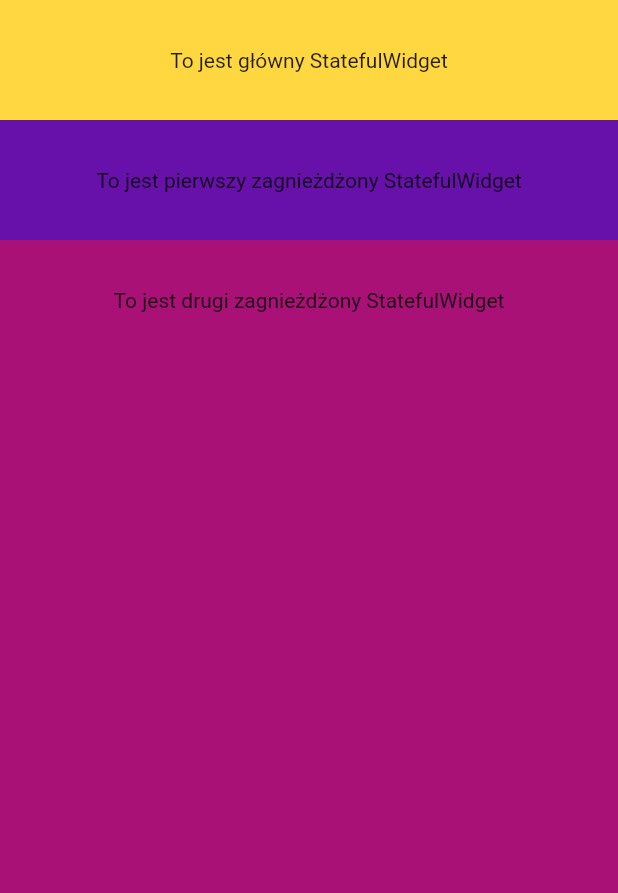
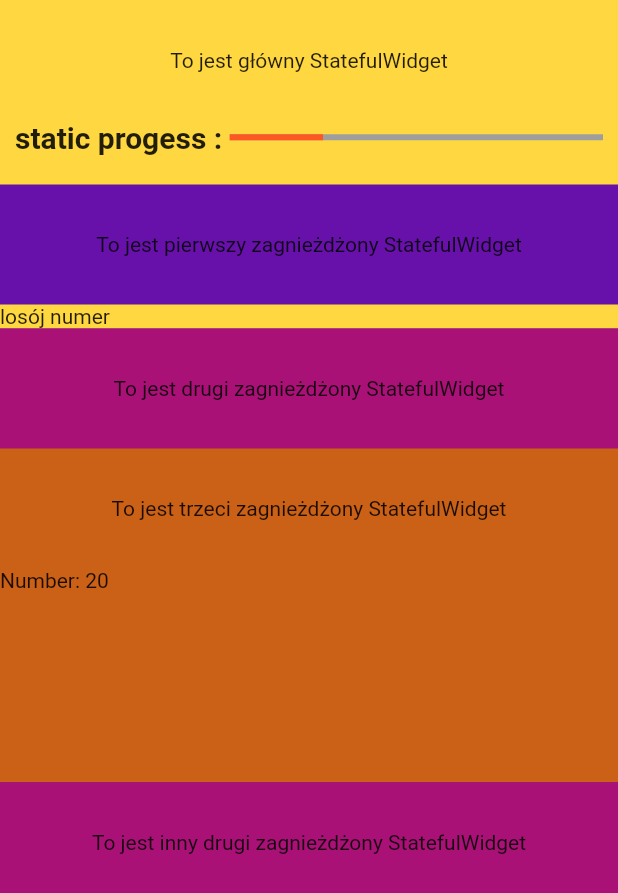
Before and after one commit to Falynsky/unclean_app, a Flutter app: the SatefulWidgetPage screen opened directly, on a phone screen of 412 x 824 dp. Shown: the top 893 px of the screen. Run offline on Flutter 3.47's test engine with Material 2 defaults, Android fonts, the phone set to English and light mode, and no system bars; our stand-ins replace chopper, equatable, flutter_bloc, flutter_svg, get_it, google_fonts and 1 more; accounts and stored records are empty; generated files the repository leaves out were written again.

Commit message:
rozbudowa statefulWidget

```diff
--- /dev/null
+++ b/lib/pages/stateful_widget_page/another_second_stateful_widget.dart
@@ -0,0 +1,29 @@
+import 'package:flutter/material.dart';
+import 'package:unclean_app/pages/stateful_widget_page/third_stateful_widget.dart';
+
+class AnotherSecondStatefulWidget extends StatefulWidget {
+
+
+  const AnotherSecondStatefulWidget();
+
+  @override
+  State<AnotherSecondStatefulWidget> createState() => _AnotherSecondStatefulWidgetState();
+}
+
+class _AnotherSecondStatefulWidgetState extends State<AnotherSecondStatefulWidget> {
+  @override
+  Widget build(BuildContext context) {
+    return Expanded(
+      child: ColoredBox(
+        color: const Color(0xFFAA1177),
+        child: Column(
+          mainAxisSize: MainAxisSize.max,
+          crossAxisAlignment: CrossAxisAlignment.stretch,
+          children: [
+            Container(height: 80, child: Center(child: Text('To jest inny drugi zagnieżdżony StatefulWidget'))),
+          ],
+        ),
+      ),
+    );
+  }
+}
--- a/lib/pages/stateful_widget_page/first_stateful_widget.dart
+++ b/lib/pages/stateful_widget_page/first_stateful_widget.dart
@@ -1,4 +1,7 @@
+import 'dart:math';
+
 import 'package:flutter/material.dart';
+import 'package:unclean_app/pages/stateful_widget_page/another_second_stateful_widget.dart';
 import 'package:unclean_app/pages/stateful_widget_page/second_stateful_widget.dart';
 
 class FirstStatefulWidget extends StatefulWidget {
@@ -7,6 +10,13 @@ class FirstStatefulWidget extends StatefulWidget {
 }
 
 class _FirstStatefulWidgetState extends State<FirstStatefulWidget> {
+  late int number;
+  @override
+  void initState() {
+    super.initState();
+    number = Random().nextInt(100);
+  }
+
   @override
   Widget build(BuildContext context) {
     return Expanded(
@@ -17,10 +27,23 @@ class _FirstStatefulWidgetState extends State<FirstStatefulWidget> {
           mainAxisSize: MainAxisSize.max,
           children: [
             Container(height: 80, child: Center(child: Text('To jest pierwszy zagnieżdżony StatefulWidget'))),
-            SecondStatefulWidget()
+            InkWell(
+                onTap: _incrementCounter,
+                child: Container(
+                  color: Colors.amberAccent,
+                  child: Text('losój numer'),
+                )),
+            SecondStatefulWidget(number: number),
+            AnotherSecondStatefulWidget()
           ],
         ),
       ),
     );
   }
+
+    void _incrementCounter() {
+    setState(() {
+      number = Random().nextInt(100);
+    });
+  }
 }
--- a/lib/pages/stateful_widget_page/second_stateful_widget.dart
+++ b/lib/pages/stateful_widget_page/second_stateful_widget.dart
@@ -1,11 +1,24 @@
 import 'package:flutter/material.dart';
+import 'package:unclean_app/pages/stateful_widget_page/third_stateful_widget.dart';
 
 class SecondStatefulWidget extends StatefulWidget {
+  final int number;
+
+  const SecondStatefulWidget({required this.number});
+
   @override
   _SecondStatefulWidgetState createState() => _SecondStatefulWidgetState();
 }
 
 class _SecondStatefulWidgetState extends State<SecondStatefulWidget> {
+  late final int number;
+
+  @override
+  void initState() {
+    super.initState();
+    number = widget.number;
+  }
+
   @override
   Widget build(BuildContext context) {
     return Expanded(
@@ -13,9 +26,10 @@ class _SecondStatefulWidgetState extends State<SecondStatefulWidget> {
         color: const Color(0xFFAA1177),
         child: Column(
           mainAxisSize: MainAxisSize.max,
-              crossAxisAlignment: CrossAxisAlignment.stretch,
+          crossAxisAlignment: CrossAxisAlignment.stretch,
           children: [
-            Container( height: 80, child: Center(child: Text('To jest drugi zagnieżdżony StatefulWidget'))),
+            Container(height: 80, child: Center(child: Text('To jest drugi zagnieżdżony StatefulWidget'))),
+            ThirdStatefulWidget(number: number),
           ],
         ),
       ),
--- a/lib/pages/stateful_widget_page/stateful_widget_page.dart
+++ b/lib/pages/stateful_widget_page/stateful_widget_page.dart
@@ -25,7 +25,7 @@ class _SatefulWidgetPageState extends State<SatefulWidgetPage> {
 
   @override
   Widget build(BuildContext context) {
-    final StopwatchUtils stopwatchUtils = StopwatchUtils();
+    final StopwatchUtils stopwatchUtils = StopwatchUtils(key: 'sateful_widget_page');
     stopwatchUtils..start();
     final Widget widget = Scaffold(
       body: WillPopScope(
@@ -42,12 +42,41 @@ class _SatefulWidgetPageState extends State<SatefulWidgetPage> {
                   children: [
                     Container(
                       height: 80,
-                      child: Center(
+                      child: const Center(
                         child: Text(
                           'To jest główny StatefulWidget',
                         ),
                       ),
                     ),
+                    Padding(
+                      padding: const EdgeInsets.symmetric(horizontal: 10),
+                      child: Row(
+                        mainAxisAlignment: MainAxisAlignment.center,
+                        children: [
+                          Container(
+                            child: const Text(
+                              'static progess : ',
+                              style: TextStyle(
+                                fontSize: 20,
+                                fontWeight: FontWeight.bold,
+                              ),
+                            ),
+                          ),
+                          Expanded(
+                            child: Container(
+                              child: Container(
+                                child: const LinearProgressIndicator(
+                                  value: 0.25,
+                                  backgroundColor: Colors.grey,
+                                  valueColor: AlwaysStoppedAnimation<Color>(Colors.deepOrange),
+                                ),
+                              ),
+                            ),
+                          ),
+                        ],
+                      ),
+                    ),
+                    const SizedBox(height: 20),
                     FirstStatefulWidget()
                   ],
                 ),
--- /dev/null
+++ b/lib/pages/stateful_widget_page/third_stateful_widget.dart
@@ -0,0 +1,38 @@
+import 'package:flutter/material.dart';
+
+class ThirdStatefulWidget extends StatefulWidget {
+  final int number;
+
+  const ThirdStatefulWidget({required this.number});
+
+  @override
+  _ThirdStatefulWidgetState createState() => _ThirdStatefulWidgetState();
+}
+
+class _ThirdStatefulWidgetState extends State<ThirdStatefulWidget> {
+
+  late final int number;
+
+  @override
+  void initState() {
+    super.initState();
+    number = widget.number;
+  }
+
+  @override
+  Widget build(BuildContext context) {
+    return Expanded(
+      child: ColoredBox(
+        color: const Color(0xFFCA6117),
+        child: Column(
+          mainAxisSize: MainAxisSize.max,
+              crossAxisAlignment: CrossAxisAlignment.stretch,
+          children: [
+            Container( height: 80, child: Center(child: Text('To jest trzeci zagnieżdżony StatefulWidget'))),
+            Text('Number: $number')
+          ],
+        ),
+      ),
+    );
+  }
+}
--- a/lib/pages/transactions_page/transaction_card.dart
+++ b/lib/pages/transactions_page/transaction_card.dart
@@ -24,7 +24,7 @@ class _TransactionCardState extends State<TransactionCard> {
   Widget build(BuildContext context) {
     return InkWell(
       onTap: () {
-        final StopwatchUtils stopwatchUtils = StopwatchUtils();
+        final StopwatchUtils stopwatchUtils = StopwatchUtils(key: 'transaction_card');
         stopwatchUtils.start();
         Navigator.of(context).push(
           MaterialPageRoute(
--- a/lib/pages/transactions_page/transactions_page.dart
+++ b/lib/pages/transactions_page/transactions_page.dart
@@ -25,7 +25,7 @@ class _TransactionPageState extends State<TransactionPage> {
     super.initState();
     navigationCubit = context.read<NavigationCubit>();
     transactionsBloc = TransactionsBloc();
-    scrollToBottomStopwatchUtils = StopwatchUtils(description: 'Time to scroll :');
+    scrollToBottomStopwatchUtils = StopwatchUtils(key: 'scroll_timer', description: 'Time to scroll :');
     scrollController.addListener(() {
       if (scrollController.offset >= scrollController.position.maxScrollExtent &&
           !scrollController.position.outOfRange) {
@@ -53,7 +53,7 @@ class _TransactionPageState extends State<TransactionPage> {
 
   @override
   Widget build(BuildContext context) {
-    final StopwatchUtils stopwatchUtils = StopwatchUtils();
+    final StopwatchUtils stopwatchUtils = StopwatchUtils(key: 'transaction_page');
     stopwatchUtils..start();
     final Widget widget = Scaffold(
       floatingActionButton: FloatingActionButton(
```
Also changed, not shown: lib/utils/stopwatch_utils.dart (+17 -6 lines), lib/utils/widget_build_counter_utils.dart (added, +25 -0 lines).
